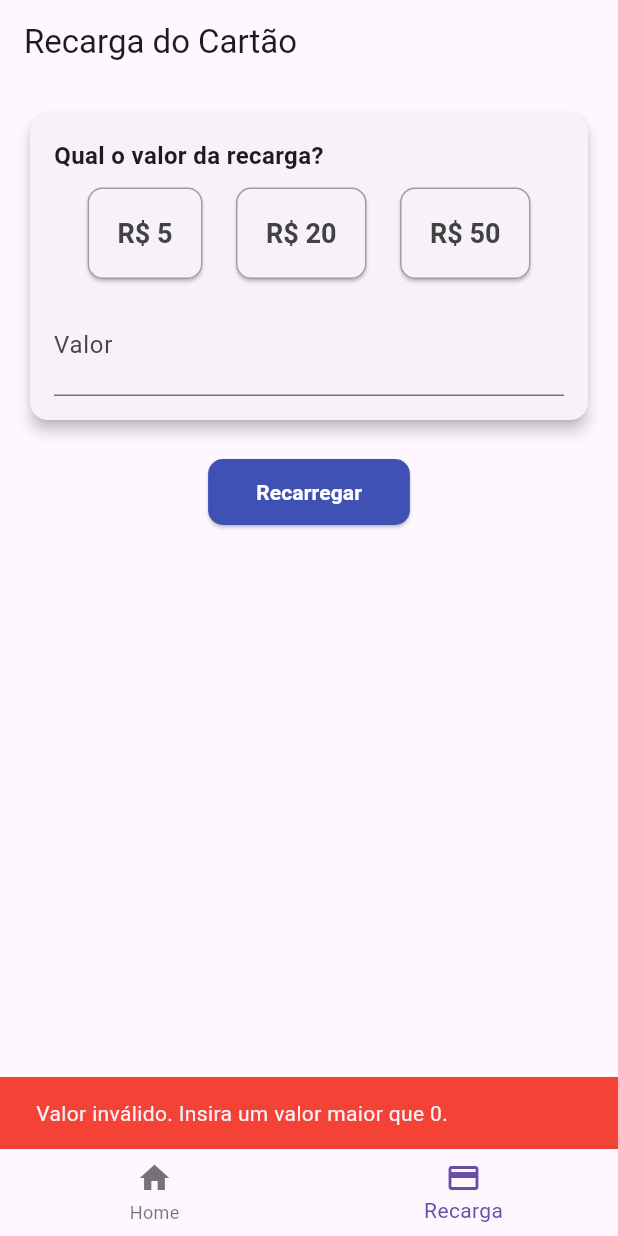
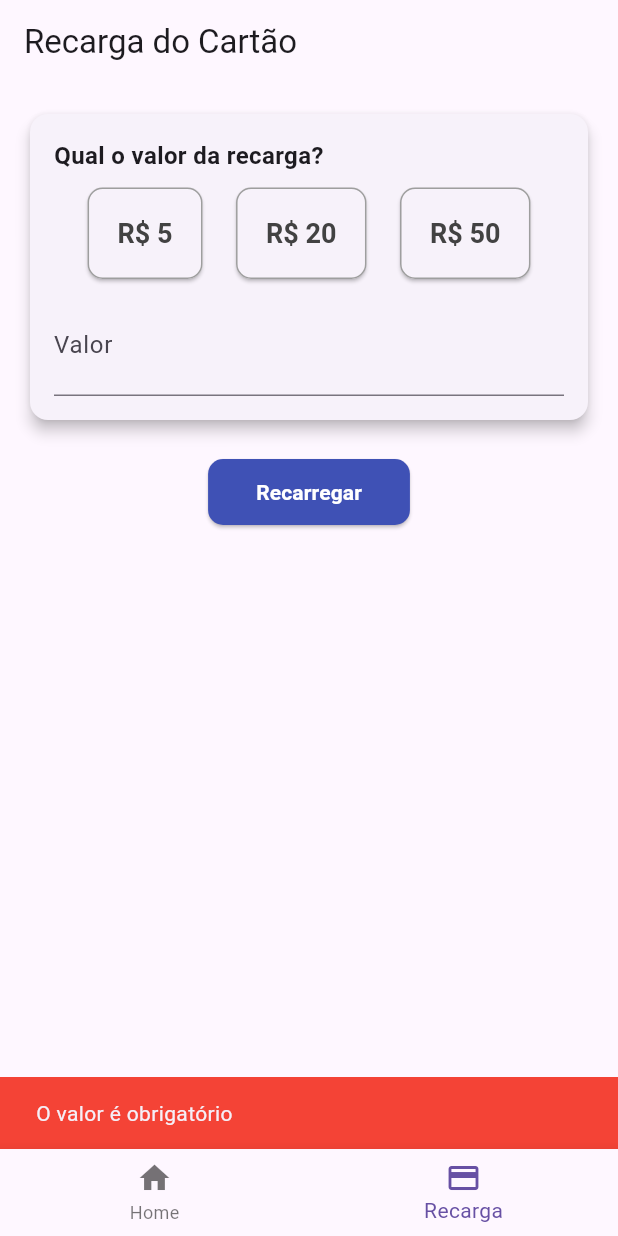
Before and after one commit to Lucasx10/FlutterAppBus, a Flutter app: the screen it shows once a user with an empty profile is signed in, item 2 of the bottom bar chosen, after a tap on "Recarregar", on a phone screen of 412 x 824 dp. Run offline on Flutter 3.47's test engine with Material 3 defaults, Android fonts, the phone set to English and light mode, and no system bars; our stand-ins replace cloud_firestore, firebase_auth, firebase_core; missing offline and left inert: nfc_manager; accounts and stored records are empty; statements that could not run were skipped.

Commit message:
implementa validators e teste para recarga de credito do cartão

```diff
--- a/lib/pages/recarga/recarga_page.dart
+++ b/lib/pages/recarga/recarga_page.dart
@@ -1,6 +1,7 @@
 import 'package:flutter/material.dart';
 import 'package:login/services/firebase_service.dart';
 import 'package:login/shared/constants/custom_colors.dart';
+import 'package:login/shared/validators/recarga_validator.dart';
 
 class RecargaPage extends StatefulWidget {
   final String nfcData;
@@ -16,16 +17,56 @@ class _RecargaPageState extends State<RecargaPage> {
   TextEditingController _rechargeController = TextEditingController();
   bool _isLoading = false;
   double _selectedAmount = 0.0;
-
   int? _selectedButtonIndex;
-
-  // Instanciar a classe CustomColors
+  String _nfcData = '';
   final customColors = CustomColors();
+  final RechargeValidator _rechargeValidator =
+      RechargeValidator(); // Instância do validador
 
   @override
   void initState() {
     super.initState();
     _firebaseService = FirebaseService(widget.nfcData);
+    _rechargeController.clear();
+    _selectedAmount = 0.0;
+    _selectedButtonIndex = null;
+    _nfcData = widget.nfcData.isEmpty ? '' : widget.nfcData;
+    if (_nfcData.isEmpty) {
+      _fetchNfcData();
+    }
+  }
+
+  Future<void> _fetchNfcData() async {
+    setState(() {
+      _isLoading = true;
+    });
+
+    try {
+      var userCard = await _firebaseService.getUserCard();
+      if (userCard['hasCard']) {
+        setState(() {
+          _nfcData = userCard['cardId'];
+        });
+      } else {
+        ScaffoldMessenger.of(context).showSnackBar(
+          SnackBar(
+            content: Text("Nenhum cartão vinculado ao usuário."),
+            backgroundColor: Colors.red,
+          ),
+        );
+      }
+    } catch (e) {
+      ScaffoldMessenger.of(context).showSnackBar(
+        SnackBar(
+          content: Text("Erro ao buscar NFC Data."),
+          backgroundColor: Colors.red,
+        ),
+      );
+    } finally {
+      setState(() {
+        _isLoading = false;
+      });
+    }
   }
 
   Future<void> _rechargeCard() async {
@@ -34,14 +75,26 @@ class _RecargaPageState extends State<RecargaPage> {
     double rechargeAmount =
         double.tryParse(_rechargeController.text) ?? _selectedAmount;
 
-    if (rechargeAmount > 0) {
+    // Verificação de validade do valor usando o validador
+    String? validationMessage =
+        _rechargeValidator.validate(_rechargeController.text);
+    if (validationMessage != null) {
+      // Se o validador retornar uma mensagem, exibe um SnackBar com o erro
+      ScaffoldMessenger.of(context).showSnackBar(
+        SnackBar(
+          content: Text(validationMessage),
+          backgroundColor: Colors.red,
+        ),
+      );
+      return;
+    }
+
     setState(() {
       _isLoading = true;
     });
 
     try {
-        await _firebaseService.updateCardBalance(
-            widget.nfcData, rechargeAmount);
+      await _firebaseService.updateCardBalance(_nfcData, rechargeAmount);
 
       ScaffoldMessenger.of(context).showSnackBar(
         SnackBar(
@@ -62,14 +115,6 @@ class _RecargaPageState extends State<RecargaPage> {
         _isLoading = false;
       });
     }
-    } else {
-      ScaffoldMessenger.of(context).showSnackBar(
-        SnackBar(
-          content: Text("Valor inválido. Insira um valor maior que 0."),
-          backgroundColor: Colors.red,
-        ),
-      );
-    }
   }
 
   @override
@@ -81,6 +126,9 @@ class _RecargaPageState extends State<RecargaPage> {
         child: Column(
           mainAxisAlignment: MainAxisAlignment.start,
           children: [
+            if (_isLoading)
+              Center(child: CircularProgressIndicator())
+            else ...[
               Card(
                 elevation: 4,
                 shape: RoundedRectangleBorder(
@@ -93,8 +141,8 @@ class _RecargaPageState extends State<RecargaPage> {
                     children: [
                       Text(
                         "Qual o valor da recarga?",
-                      style:
-                          TextStyle(fontSize: 16, fontWeight: FontWeight.bold),
+                        style: TextStyle(
+                            fontSize: 16, fontWeight: FontWeight.bold),
                       ),
                       SizedBox(height: 10),
                       Row(
@@ -111,7 +159,7 @@ class _RecargaPageState extends State<RecargaPage> {
                             style: ElevatedButton.styleFrom(
                               backgroundColor: _selectedButtonIndex == 0
                                   ? customColors.getActivePrimaryButtonColor()
-                                : null, // Remover o fundo quando não selecionado
+                                  : null,
                               side: BorderSide(color: Colors.grey, width: 1),
                               padding: EdgeInsets.all(20),
                               shape: RoundedRectangleBorder(
@@ -136,7 +184,7 @@ class _RecargaPageState extends State<RecargaPage> {
                             style: ElevatedButton.styleFrom(
                               backgroundColor: _selectedButtonIndex == 1
                                   ? customColors.getActivePrimaryButtonColor()
-                                : null, // Remover o fundo quando não selecionado
+                                  : null,
                               side: BorderSide(color: Colors.grey, width: 1),
                               padding: EdgeInsets.all(20),
                               shape: RoundedRectangleBorder(
@@ -161,7 +209,7 @@ class _RecargaPageState extends State<RecargaPage> {
                             style: ElevatedButton.styleFrom(
                               backgroundColor: _selectedButtonIndex == 2
                                   ? customColors.getActivePrimaryButtonColor()
-                                : null, // Remover o fundo quando não selecionado
+                                  : null,
                               side: BorderSide(color: Colors.grey, width: 1),
                               padding: EdgeInsets.all(20),
                               shape: RoundedRectangleBorder(
@@ -184,18 +232,15 @@ class _RecargaPageState extends State<RecargaPage> {
                           labelText: "Valor",
                           prefixText: "R\$ ",
                           prefixStyle: TextStyle(
-                          color: customColors
-                              .getActivePrimaryButtonColor(), // Cor azul
+                            color: customColors.getActivePrimaryButtonColor(),
                             fontSize: 24,
                             fontWeight: FontWeight.bold,
                           ),
                         ),
                         keyboardType: TextInputType.number,
-                      textAlign:
-                          TextAlign.center, // Centraliza o texto no campo
+                        textAlign: TextAlign.center,
                         style: TextStyle(
-                        color: customColors
-                            .getActivePrimaryButtonColor(), // Cor azul
+                          color: customColors.getActivePrimaryButtonColor(),
                           fontSize: 24,
                           fontWeight: FontWeight.bold,
                         ),
@@ -221,6 +266,7 @@ class _RecargaPageState extends State<RecargaPage> {
                             color: Colors.white, fontWeight: FontWeight.bold)),
               ),
             ],
+          ],
         ),
       ),
     );
--- /dev/null
+++ b/lib/shared/validators/recarga_validator.dart
@@ -0,0 +1,23 @@
+class RechargeValidator {
+  String? validate(String value) {
+    if (value.isEmpty) {
+      return 'O valor é obrigatório';
+    }
+
+    double? amount = double.tryParse(value);
+
+    if (amount == null) {
+      return 'Insira um valor válido';
+    }
+
+    if (amount <= 0) {
+      return 'O valor deve ser maior que 0';
+    }
+
+    if (amount < 0) {
+      return 'O valor não pode ser negativo';
+    }
+
+    return null;
+  }
+}
```
Also changed, not shown: 1 other file. Lines whose indentation alone changed are shown as unchanged.
